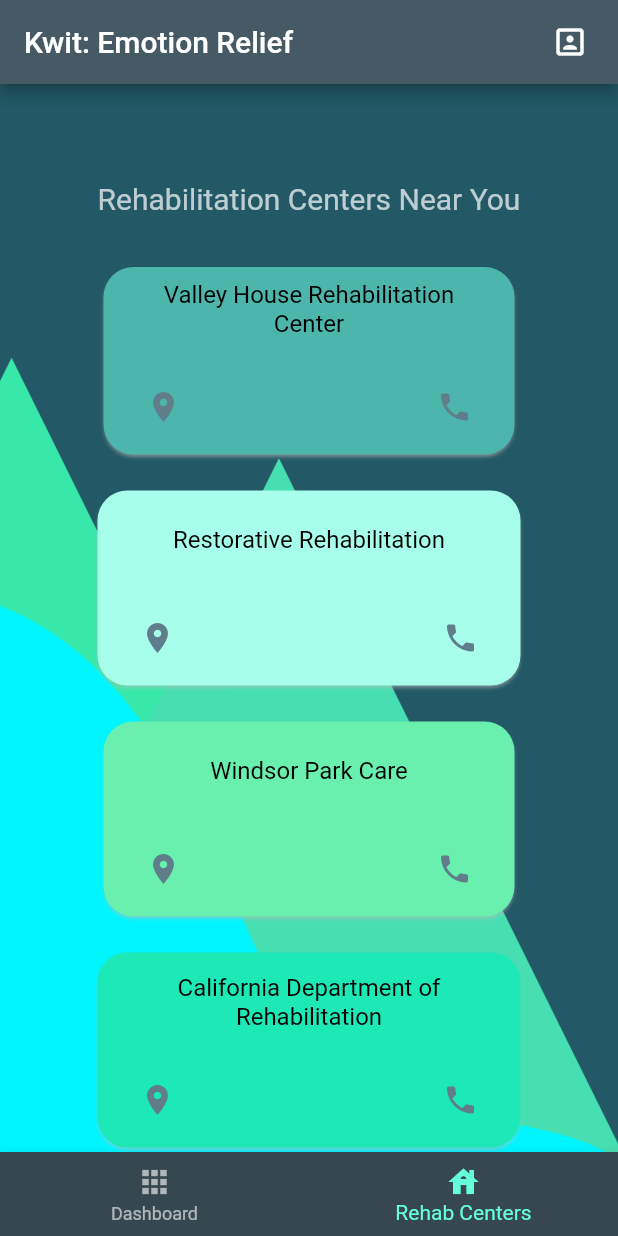
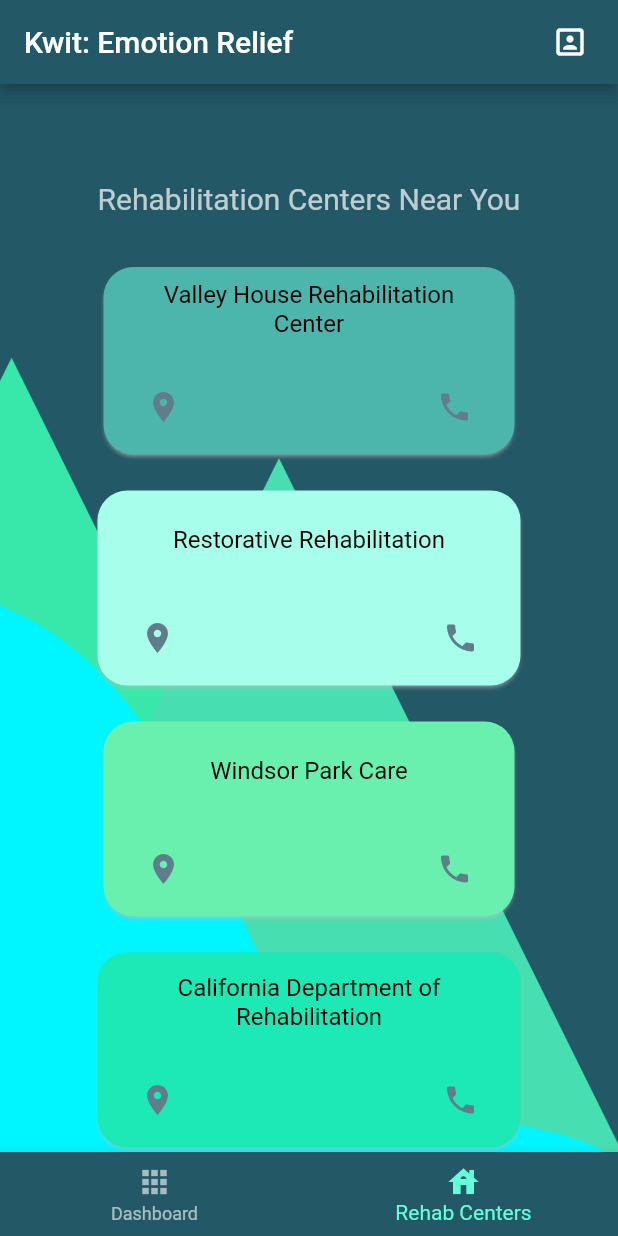
Before and after one commit to SashvDave/Kwit, a Flutter app: the clinics screen opened directly, on a phone screen of 412 x 824 dp. Run offline on Flutter 3.47's test engine with Material 2 defaults, Android fonts, the phone set to English and light mode, and no system bars; our stand-ins replace audioplayers, circular_countdown_timer, firebase_auth, firebase_core, firebase_database, flutter_svg and 2 more; missing offline and left inert: maze, pdf_flutter; accounts and stored records are empty.

Commit message:
uniform colors

```diff
--- a/lib/screens/rehab.dart
+++ b/lib/screens/rehab.dart
@@ -135,7 +135,7 @@ class _MyHomePageState extends State<clinics> {
     return Scaffold(
       resizeToAvoidBottomPadding: false,
       appBar: AppBar(
-        backgroundColor: Colors.blueGrey[700],
+        backgroundColor: const Color(0xFF235866),
         title: Text('Kwit: Emotion Relief'),
         actions: [
           Padding(
@@ -154,7 +154,7 @@ class _MyHomePageState extends State<clinics> {
       bottomNavigationBar: BottomNavigationBar(
         selectedItemColor: Colors.tealAccent,
         unselectedItemColor: Colors.white60,
-        backgroundColor: Colors.blueGrey[800],
+        backgroundColor: const Color(0xFF235866),
         items: const <BottomNavigationBarItem>[
           BottomNavigationBarItem(
               icon: Icon(
```
